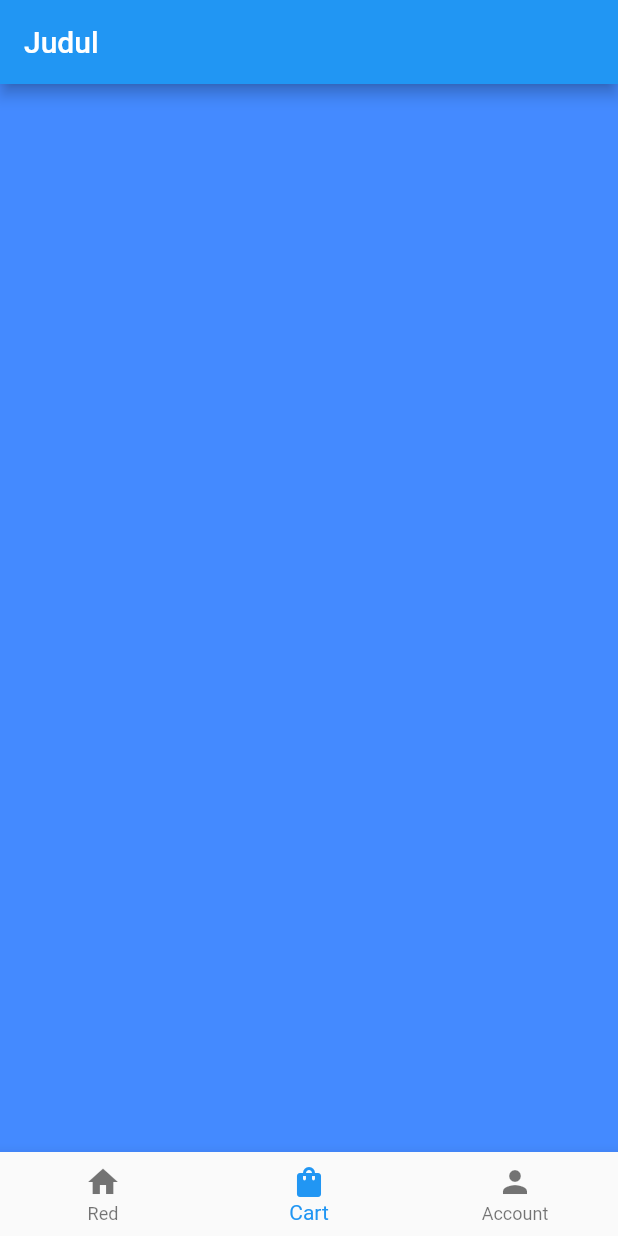
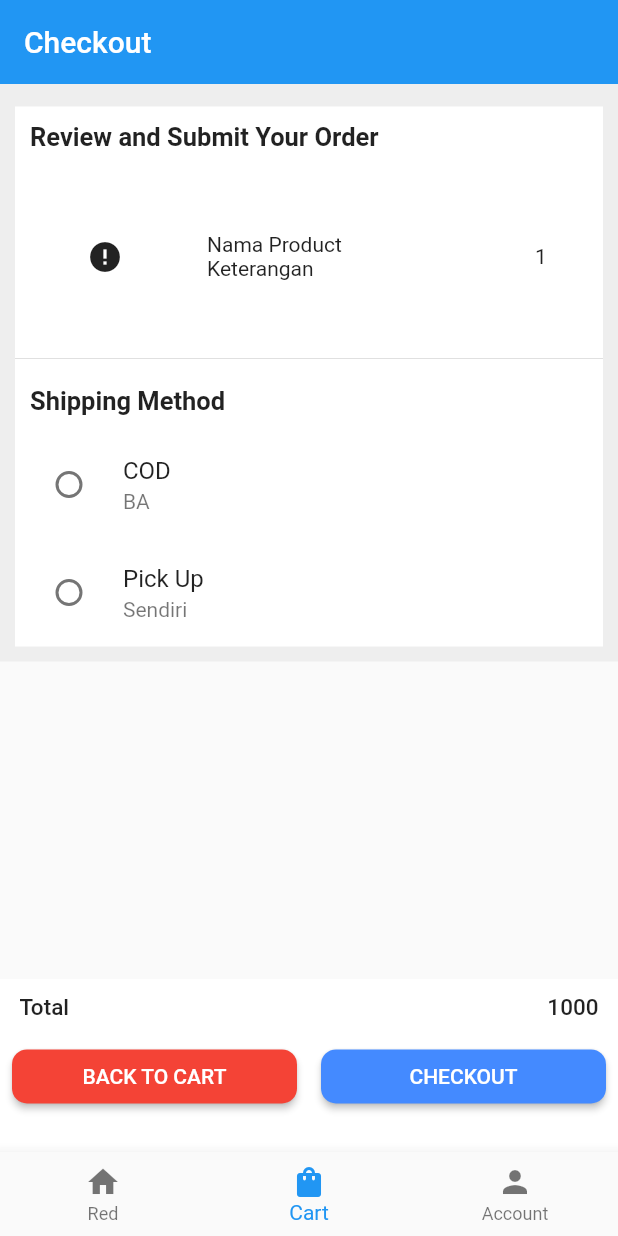
Before and after one commit to danudevphoton/pocctflutter, a Flutter app: the screen it shows after launch, swiped to page 2, on a phone screen of 412 x 824 dp. Run offline on Flutter 3.47's test engine with Material 2 defaults, Android fonts, the phone set to English and light mode, and no system bars; drawn by our look-alikes of cached_network_image; network calls fail.

Commit message:
checkout page

```diff
--- a/lib/main.dart
+++ b/lib/main.dart
@@ -70,17 +70,6 @@ class _MyHomePageState extends State<MyHomePage> {
     print(a.version);
   }
 
-  void _incrementCounter() {
-    setState(() {
-      // This call to setState tells the Flutter framework that something has
-      // changed in this State, which causes it to rerun the build method below
-      // so that the display can reflect the updated values. If we changed
-      // _counter without calling setState(), then the build method would not be
-      // called again, and so nothing would appear to happen.
-      _counter++;
-    });
-  }
-
   @override
   Widget build(BuildContext context) {
     // This method is rerun every time setState is called, for instance as done
--- /dev/null
+++ b/lib/page/checkout_page.dart
@@ -0,0 +1,213 @@
+import 'package:flutter/material.dart';
+import 'package:cached_network_image/cached_network_image.dart';
+
+class CheckoutPage extends StatefulWidget {
+  CheckoutPage({Key key}) : super(key: key);
+
+  @override
+  _CheckoutPageState createState() => _CheckoutPageState();
+}
+
+class _CheckoutPageState extends State<CheckoutPage> {
+  //List<user> users;
+  int selectedUser;
+
+  @override
+  void initState() {
+    super.initState();
+    //users = User.getUsers();
+    selectedUser = 0;
+  }
+
+  setSelectedUser(int user) {
+    setState(() {
+      selectedUser = user;
+    });
+  }
+
+  List<Widget> createRadioListUsers() {
+    List<Widget> widgets = [];
+    //for (User user in users) {
+    widgets.add(
+      RadioListTile(
+        value: 1,
+        groupValue: selectedUser,
+        title: Text("COD"),
+        subtitle: Text("BA"),
+        onChanged: (currentUser) {
+          print("Current");
+          setSelectedUser(currentUser);
+        },
+        selected: selectedUser == 1,
+        activeColor: Colors.green,
+      ),
+    );
+    widgets.add(
+      RadioListTile(
+        value: 2,
+        groupValue: selectedUser,
+        title: Text("Pick Up"),
+        subtitle: Text("Sendiri"),
+        onChanged: (currentUser) {
+          print("Current");
+          setSelectedUser(currentUser);
+        },
+        selected: selectedUser == 2,
+        activeColor: Colors.green,
+      ),
+    );
+    //}
+    return widgets;
+  }
+
+  @override
+  Widget build(BuildContext context) {
+    return Scaffold(
+        appBar: AppBar(
+          title: Text("Checkout"),
+          elevation: 0,
+        ),
+        body: Stack(
+          children: [
+            SingleChildScrollView(
+              child: Container(
+                width: double.infinity,
+                padding: const EdgeInsets.all(10.0),
+                color: Colors.grey.shade200,
+                child: Container(
+                  margin: const EdgeInsets.only(top: 5.0),
+                  width: MediaQuery.of(context).size.width,
+                  color: Colors.white,
+                  child: Column(
+                    children: [
+                      Container(
+                        padding: const EdgeInsets.all(10.0),
+                        alignment: Alignment.centerLeft,
+                        child: Text(
+                          "Review and Submit Your Order",
+                          style: TextStyle(
+                              fontSize: 17, fontWeight: FontWeight.w600),
+                        ),
+                      ),
+                      Row(
+                        children: [
+                          Container(
+                            padding: const EdgeInsets.all(10),
+                            width: 120,
+                            height: 120,
+                            child: CachedNetworkImage(
+                              imageUrl: "http://via.placeholder.com/120x120",
+                              placeholder: (context, url) =>
+                                  new CircularProgressIndicator(),
+                              errorWidget: (context, url, error) =>
+                                  new Icon(Icons.error),
+                            ),
+                          ),
+                          Container(
+                              padding: const EdgeInsets.all(8),
+                              width: MediaQuery.of(context).size.width * 0.55,
+                              child: Column(
+                                crossAxisAlignment: CrossAxisAlignment.start,
+                                children: [
+                                  Container(
+                                    child: Text("Nama Product"),
+                                  ),
+                                  Container(
+                                    child: Text("Keterangan"),
+                                  ),
+                                ],
+                              )),
+                          Container(
+                            child: Text("1"),
+                          )
+                        ],
+                      ),
+                      Divider(
+                        color: Colors.grey.shade300,
+                      ),
+                      Container(
+                        padding: const EdgeInsets.all(10.0),
+                        alignment: Alignment.centerLeft,
+                        child: Text(
+                          "Shipping Method",
+                          style: TextStyle(
+                              fontSize: 17, fontWeight: FontWeight.w600),
+                        ),
+                      ),
+                      buildShippingMethod(),
+                    ],
+                  ),
+                ),
+              ),
+            ),
+            Expanded(
+              child: Align(
+                alignment: FractionalOffset.bottomCenter,
+                child: Container(
+                    color: Colors.white,
+                    height: MediaQuery.of(context).size.height * 0.14,
+                    width: MediaQuery.of(context).size.width,
+                    child: Column(
+                      children: [
+                        Container(
+                          padding: const EdgeInsets.fromLTRB(13, 10, 13, 5),
+                          child: Row(
+                            mainAxisAlignment: MainAxisAlignment.spaceBetween,
+                            children: [
+                              Text(
+                                "Total",
+                                style: TextStyle(
+                                    fontSize: 15, fontWeight: FontWeight.w500),
+                              ),
+                              Text(
+                                "1000",
+                                style: TextStyle(
+                                    fontSize: 15, fontWeight: FontWeight.w500),
+                              )
+                            ],
+                          ),
+                        ),
+                        Row(
+                          children: [
+                            Container(
+                                padding: const EdgeInsets.all(8),
+                                width: MediaQuery.of(context).size.width * 0.5,
+                                child: RaisedButton(
+                                  shape: RoundedRectangleBorder(
+                                      borderRadius:
+                                          BorderRadius.circular(10.0)),
+                                  onPressed: () {},
+                                  color: Colors.red,
+                                  textColor: Colors.white,
+                                  child: Text("Back To Cart".toUpperCase(),
+                                      style: TextStyle(fontSize: 14)),
+                                )),
+                            Container(
+                                padding: const EdgeInsets.all(8),
+                                width: MediaQuery.of(context).size.width * 0.5,
+                                child: RaisedButton(
+                                  shape: RoundedRectangleBorder(
+                                      borderRadius:
+                                          BorderRadius.circular(10.0)),
+                                  onPressed: () {},
+                                  color: Colors.blueAccent,
+                                  textColor: Colors.white,
+                                  child: Text("Checkout".toUpperCase(),
+                                      style: TextStyle(fontSize: 14)),
+                                ))
+                          ],
+                        ),
+                      ],
+                    )),
+              ),
+            ),
+          ],
+        ));
+  }
+
+  Widget buildShippingMethod() {
+    return Column(
+      children: createRadioListUsers(),
+    );
+  }
+}
--- a/lib/page/home_page.dart
+++ b/lib/page/home_page.dart
@@ -1,4 +1,5 @@
 import 'package:flutter/material.dart';
+import 'package:flutter_application_3/page/checkout_page.dart';
 
 class HomePage extends StatefulWidget {
   HomePage({Key key}) : super(key: key);
@@ -28,7 +29,7 @@ class _HomePageState extends State<HomePage> {
       },
       children: <Widget>[
         Red(),
-        Blue(),
+        CheckoutPage(),
         Yellow(),
       ],
     );
@@ -61,9 +62,6 @@ class _HomePageState extends State<HomePage> {
   @override
   Widget build(BuildContext context) {
     return Scaffold(
-      appBar: AppBar(
-        title: Text("Judul"),
-      ),
       body: buildPageView(),
       bottomNavigationBar: BottomNavigationBar(
         currentIndex: bottomSelectedIndex,
--- a/pubspec.yaml
+++ b/pubspec.yaml
@@ -30,6 +30,7 @@ dependencies:
   cupertino_icons: ^1.0.0
   http: ^0.12.2
   provider: 4.3.2+4
+  cached_network_image: ^2.5.1
 
 dev_dependencies:
   flutter_test:
```
Also changed, not shown: pubspec.lock, 6 other files.
